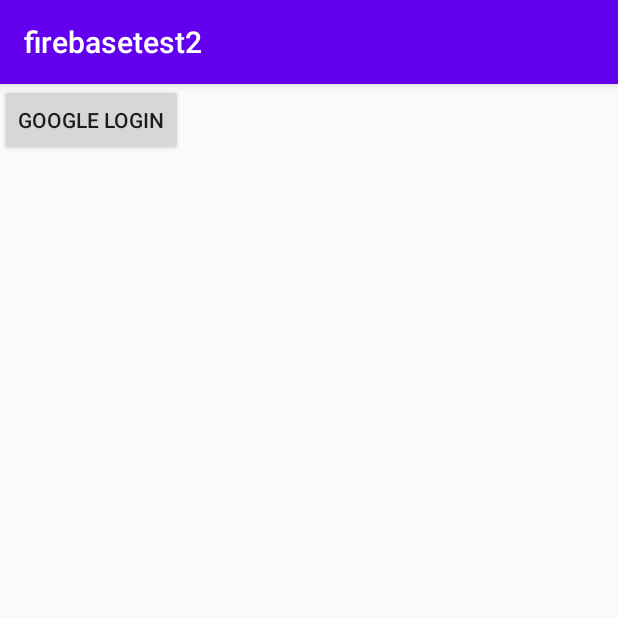
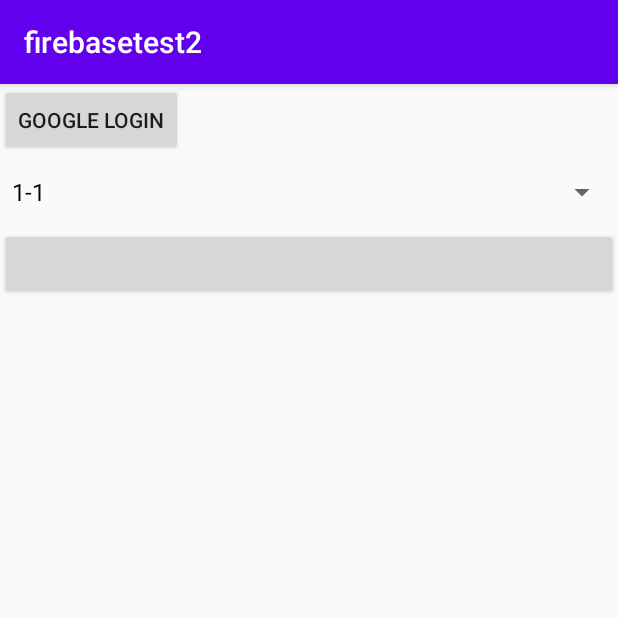
Before and after one commit to Gijuno/firebasetest2, an Android app: the screen it shows after launch (MainActivity), on a phone screen of 412 x 824 dp, the top half of it. Run offline under Robolectric (Android 15) with nearby library versions, the phone set to English and light mode, and no system bars; our stand-ins replace Firebase (no records; nobody signed in at launch, a user with empty details on screens opened directly).

Commit message:
many many commit

```diff
--- a/app/build.gradle
+++ b/app/build.gradle
@@ -37,6 +37,7 @@ dependencies {
     androidTestImplementation 'androidx.test.espresso:espresso-core:3.3.0'
     implementation platform('com.google.firebase:firebase-bom:26.1.0')
     implementation 'com.google.firebase:firebase-analytics-ktx'
+    implementation 'com.google.firebase:firebase-messaging-ktx'
     implementation 'com.google.firebase:firebase-auth:20.0.1'
     implementation 'com.google.android.gms:play-services-auth:19.0.0'
     implementation 'com.android.support:design:29.0.3'
--- a/app/src/main/java/com/gijuno/firebasetest2/MainActivity.kt
+++ b/app/src/main/java/com/gijuno/firebasetest2/MainActivity.kt
@@ -1,10 +1,14 @@
 package com.gijuno.firebasetest2
 
 import android.content.Intent
-import androidx.appcompat.app.AppCompatActivity
 import android.os.Bundle
 import android.util.Log
 import android.view.View
+import android.widget.AdapterView
+import android.widget.ArrayAdapter
+import android.widget.Spinner
+import android.widget.Toast
+import androidx.appcompat.app.AppCompatActivity
 import com.google.android.gms.auth.api.signin.GoogleSignIn
 import com.google.android.gms.auth.api.signin.GoogleSignInAccount
 import com.google.android.gms.auth.api.signin.GoogleSignInClient
@@ -14,19 +18,23 @@ import com.google.android.material.snackbar.Snackbar
 import com.google.firebase.auth.FirebaseAuth
 import com.google.firebase.auth.FirebaseUser
 import com.google.firebase.auth.GoogleAuthProvider
-import com.google.firebase.firestore.FirebaseFirestore
+import com.google.firebase.iid.FirebaseInstanceId
+import com.google.firebase.iid.FirebaseInstanceIdReceiver
+import com.google.firebase.ktx.Firebase
+import com.google.firebase.messaging.FirebaseMessaging
+import com.google.firebase.messaging.ktx.messaging
 import kotlinx.android.synthetic.main.activity_main.*
 
+
 class MainActivity : AppCompatActivity() {
+
     //firebase Auth
     private lateinit var firebaseAuth: FirebaseAuth
-
 
     //google client
     private lateinit var googleSignInClient: GoogleSignInClient
 
-
-    //private const val TAG = "GoogleActivity"
+    //private const val TAG = "GoogleA  ctivity"
     private val RC_SIGN_IN = 99
     override fun onCreate(savedInstanceState: Bundle?) {
         super.onCreate(savedInstanceState)
@@ -34,7 +42,8 @@ class MainActivity : AppCompatActivity() {
 
         //btn_googleSignIn.setOnClickListener (this) // 구글 로그인 버튼
         googleLogin_btn.setOnClickListener {
-            signIn()}
+            signIn()
+        }
 
 
         //Google 로그인 옵션 구성. requestIdToken 및 Email 요청
@@ -49,7 +58,44 @@ class MainActivity : AppCompatActivity() {
         firebaseAuth = FirebaseAuth.getInstance()
 
 
+        var selected : String = "unselected"
+        //스피너
+        val mclass = arrayOf("1-1","1-2","1-3","1-4","1-5","1-6")
+
+        val myAdapter = ArrayAdapter(this, android.R.layout.simple_spinner_dropdown_item, mclass)
+
+        select_class_spinner.adapter = myAdapter
+
+        select_class_spinner.onItemSelectedListener = object : AdapterView.OnItemSelectedListener {
+            override fun onItemSelected(parent: AdapterView<*>, view: View, position: Int, id: Long) {
+                selected = mclass[position]
+            }
+
+            override fun onNothingSelected(parent: AdapterView<*>) {
+                selected = "unselected"
+            }
+        }
+
+        fun unsubscribe() {
+            for(i in mclass) {
+                Firebase.messaging.unsubscribeFromTopic(i)
+            }
+        }
+
+        select_class_btn.setOnClickListener {
+            unsubscribe()
+            if (selected == "unselected")
+                Toast.makeText(this, "Select Your Class", Toast.LENGTH_SHORT).show()
+            else {
+                Firebase.messaging.subscribeToTopic(selected)
+                Toast.makeText(this, "Selected $selected", Toast.LENGTH_SHORT).show()
+            }
+        }
+
+
     }
+
+
 
     // onStart. 유저가 앱에 이미 구글 로그인을 했는지 확인
     public override fun onStart() {
@@ -102,7 +148,7 @@ class MainActivity : AppCompatActivity() {
 
     // gotoMainActivity
     private fun gotoMainActivity(user: FirebaseUser?) {
-        if(user !=null) { // MainActivity 로 이동
+        if (user != null) { // MainActivity 로 이동
             startActivity(Intent(this, HiActivity::class.java))
             finish()
         }
@@ -115,7 +161,4 @@ class MainActivity : AppCompatActivity() {
     }
     // signIn End
 
-
-
-
 }
--- a/app/src/main/res/layout/activity_main.xml
+++ b/app/src/main/res/layout/activity_main.xml
@@ -14,5 +14,15 @@
         android:layout_width="wrap_content"
         android:layout_height="wrap_content"/>
 
+    <Spinner
+        android:id="@+id/select_class_spinner"
+        android:layout_width="match_parent"
+        android:layout_height="wrap_content"/>
+
+    <Button
+        android:id="@+id/select_class_btn"
+        android:layout_width="match_parent"
+        android:layout_height="wrap_content"/>
+
 
 </LinearLayout>
--- a/app/src/main/res/values/strings.xml
+++ b/app/src/main/res/values/strings.xml
@@ -2,4 +2,5 @@
     <string name="app_name">firebasetest2</string>
     <!-- TODO: Remove or change this placeholder text -->
     <string name="hello_blank_fragment">Hello blank fragment</string>
+    <string name="msg_token_fmt" translatable="false">InstanceID Token: %s</string>
 </resources>
--- a/build.gradle
+++ b/build.gradle
@@ -6,7 +6,7 @@ buildscript {
         jcenter()
     }
     dependencies {
-        classpath "com.android.tools.build:gradle:4.0.1"
+        classpath "com.android.tools.build:gradle:4.0.2"
         classpath "org.jetbrains.kotlin:kotlin-gradle-plugin:$kotlin_version"
         classpath 'com.google.gms:google-services:4.3.4'
 
```
Also changed, not shown: app/src/main/AndroidManifest.xml (+10 -0 lines), app/src/main/java/com/gijuno/firebasetest2/HiActivity.kt (+40 -11 lines), app/src/main/java/com/gijuno/firebasetest2/ModelFriends.kt (+2 -7 lines), app/src/main/java/com/gijuno/firebasetest2/Upload_Activity.kt (+34 -4 lines).
